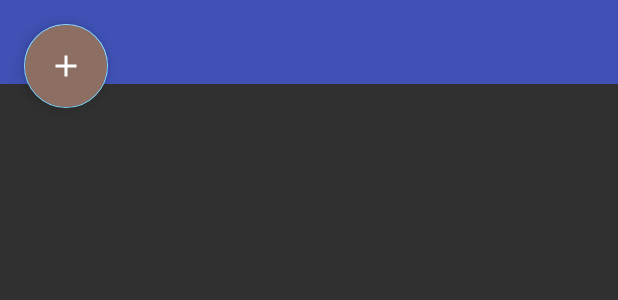
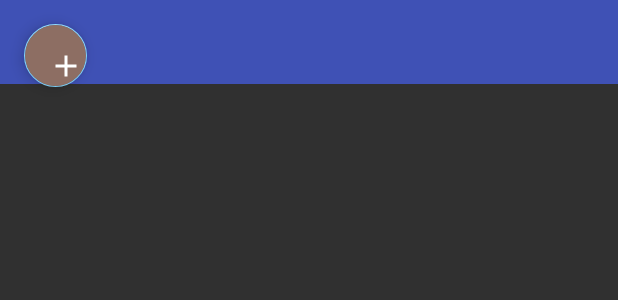
Before and after one commit to Wen-Liu/BookShare, an Android app: the layout activity_share_book.xml on its own in the app's theme, with its tools: preview values and no code run, on a phone screen of 412 x 824 dp. Shown: the top 300 px of the screen. Run offline under Robolectric (Android 15) with nearby library versions, the phone set to English and light mode, and no system bars.

Commit message:
1. change fab position

```diff
--- a/app/src/main/res/layout/activity_share_book.xml
+++ b/app/src/main/res/layout/activity_share_book.xml
@@ -37,11 +37,13 @@
 
     <android.support.design.widget.FloatingActionButton
         android:id="@+id/fab"
-        android:layout_width="wrap_content"
-        android:layout_height="wrap_content"
+        android:layout_width="59dp"
+        android:layout_height="42dp"
         android:layout_margin="@dimen/fab_margin"
         android:backgroundTint="@color/colorBrown_400"
         app:rippleColor="@color/colorBrown_light"
-        app:srcCompat="@drawable/ic_add_white_24dp" />
+        app:srcCompat="@drawable/ic_add_white_24dp"
+        tools:layout_editor_absoluteX="30dp"
+        tools:layout_editor_absoluteY="30dp" />
 
 </android.support.design.widget.CoordinatorLayout>
```
